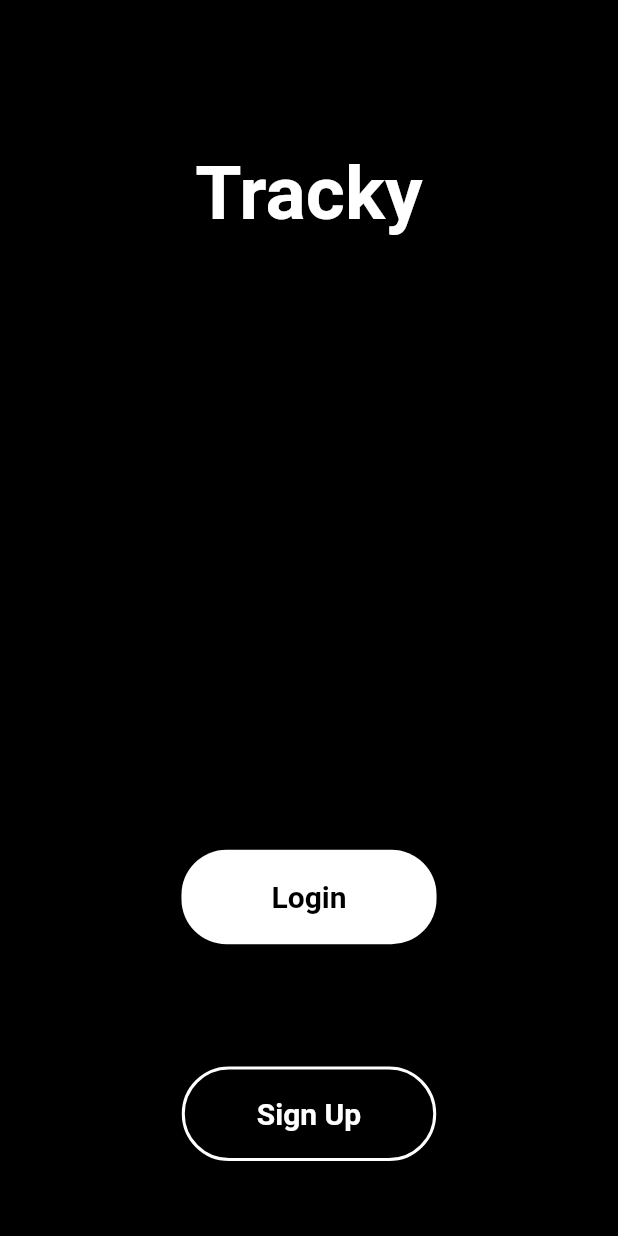
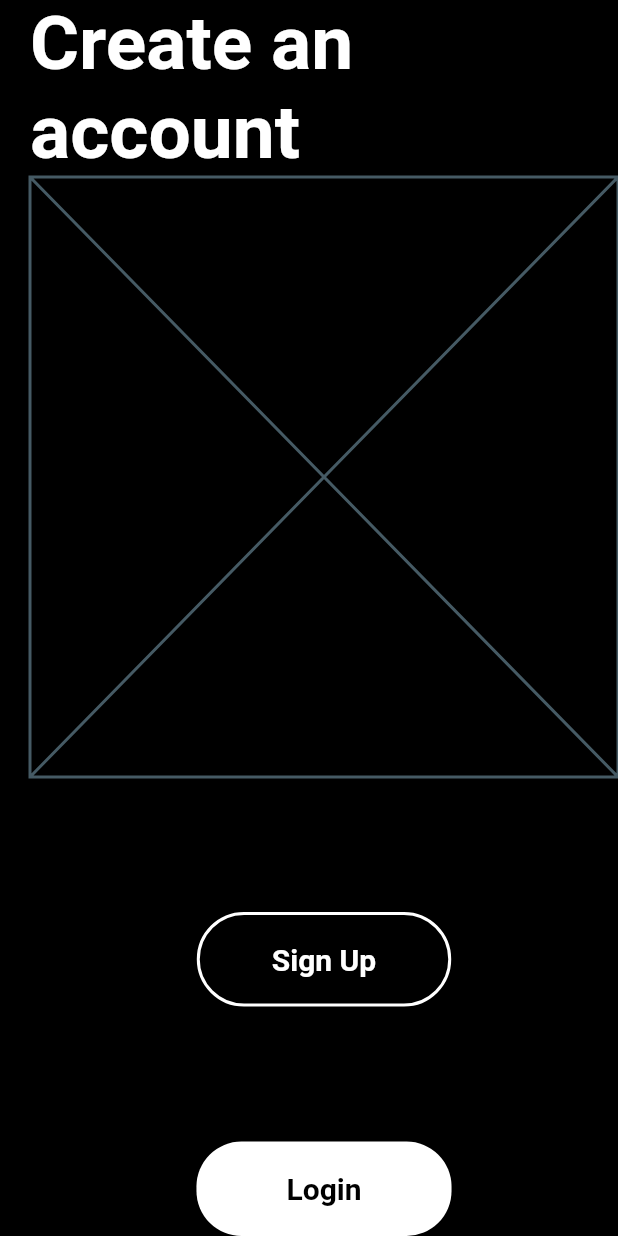
Before and after one commit to llherrera/tracky, a Flutter app: the screen it shows after launch, after a tap on "Sign Up", on a phone screen of 412 x 824 dp. Run offline on Flutter 3.47's test engine with Material 2 defaults, Android fonts, the phone set to English and light mode, and no system bars.

Commit message:
login and register navigation action

```diff
--- a/lib/login/login_button.dart
+++ b/lib/login/login_button.dart
@@ -1,4 +1,5 @@
 import 'package:flutter/material.dart';
+import 'package:tracky/register/register_button.dart';
 
 class LoginButton extends StatelessWidget {
   const LoginButton({super.key});
@@ -26,3 +27,44 @@ class LoginButton extends StatelessWidget {
     return login_button;
   }
 }
+
+class LoginForm extends StatelessWidget {
+  Widget build(BuildContext context) {
+    return Scaffold(
+      backgroundColor: Colors.black,
+      body: Container(
+        margin: EdgeInsets.only(left: 20),
+        child: Column(
+          children: <Widget>[
+            Text('Create an account',
+              style: TextStyle(
+                color: Colors.white,
+                fontSize: 50,
+                fontWeight: FontWeight.bold
+              )
+            ),
+            form(),
+            Spacer(flex: 1),
+            LoginButton(),
+            Spacer(flex: 1),
+            SignupButton(),
+          ]
+        ),
+      )
+    );
+  }
+}
+
+class form extends StatefulWidget {
+  const form({super.key});
+
+  @override
+  State<form> createState() => _formState();
+}
+
+class _formState extends State<form> {
+  @override
+  Widget build(BuildContext context) {
+    return const Placeholder();
+  }
+}
--- a/lib/main.dart
+++ b/lib/main.dart
@@ -3,19 +3,16 @@ import 'login/login_button.dart';
 import 'register/register_button.dart';
 
 void main() {
-  runApp(const MyApp());
+  runApp(MaterialApp(
+    debugShowCheckedModeBanner: false,
+    title: 'Tracky',
+    home: MyApp(),
+  ));
 }
 
 class MyApp extends StatelessWidget {
-  const MyApp({super.key});
-
-  // This widget is the root of your application.
-  @override
   Widget build(BuildContext context) {
-    return MaterialApp(
-      debugShowCheckedModeBanner: false,
-      title: 'Tracky',
-      home: Scaffold(
+    return Scaffold(
       backgroundColor: Colors.black,
       body: Column(
         children: <Widget>[
@@ -42,92 +39,27 @@ class MyApp extends StatelessWidget {
           )
         ],
       )
-      ),
     );
   }
 }
-
 class MyHomePage extends StatefulWidget {
-  const MyHomePage({super.key, required this.title});
-
-  // This widget is the home page of your application. It is stateful, meaning
-  // that it has a State object (defined below) that contains fields that affect
-  // how it looks.
-
-  // This class is the configuration for the state. It holds the values (in this
-  // case the title) provided by the parent (in this case the App widget) and
-  // used by the build method of the State. Fields in a Widget subclass are
-  // always marked "final".
-
-  final String title;
+  const MyHomePage({super.key});
 
   @override
   State<MyHomePage> createState() => _MyHomePageState();
 }
 
 class _MyHomePageState extends State<MyHomePage> {
-  int _counter = 0;
-
-  void _incrementCounter() {
-    setState(() {
-      // This call to setState tells the Flutter framework that something has
-      // changed in this State, which causes it to rerun the build method below
-      // so that the display can reflect the updated values. If we changed
-      // _counter without calling setState(), then the build method would not be
-      // called again, and so nothing would appear to happen.
-      _counter++;
-    });
-  }
 
   @override
   Widget build(BuildContext context) {
-    // This method is rerun every time setState is called, for instance as done
-    // by the _incrementCounter method above.
-    //
-    // The Flutter framework has been optimized to make rerunning build methods
-    // fast, so that you can just rebuild anything that needs updating rather
-    // than having to individually change instances of widgets.
     return Scaffold(
       appBar: AppBar(
-        // Here we take the value from the MyHomePage object that was created by
-        // the App.build method, and use it to set our appbar title.
-        title: Text(widget.title),
+        title: Text(''),
       ),
       body: Center(
-        // Center is a layout widget. It takes a single child and positions it
-        // in the middle of the parent.
-        child: Column(
-          // Column is also a layout widget. It takes a list of children and
-          // arranges them vertically. By default, it sizes itself to fit its
-          // children horizontally, and tries to be as tall as its parent.
-          //
-          // Invoke "debug painting" (press "p" in the console, choose the
-          // "Toggle Debug Paint" action from the Flutter Inspector in Android
-          // Studio, or the "Toggle Debug Paint" command in Visual Studio Code)
-          // to see the wireframe for each widget.
-          //
-          // Column has various properties to control how it sizes itself and
-          // how it positions its children. Here we use mainAxisAlignment to
-          // center the children vertically; the main axis here is the vertical
-          // axis because Columns are vertical (the cross axis would be
-          // horizontal).
-          mainAxisAlignment: MainAxisAlignment.center,
-          children: <Widget>[
-            const Text(
-              'You have pushed the button this many times:',
+        child: Column(),
       ),
-            Text(
-              '$_counter',
-              style: Theme.of(context).textTheme.headlineMedium,
-            ),
-          ],
-        ),
-      ),
-      floatingActionButton: FloatingActionButton(
-        onPressed: _incrementCounter,
-        tooltip: 'Increment',
-        child: const Icon(Icons.add),
-      ), // This trailing comma makes auto-formatting nicer for build methods.
     );
   }
 }
--- a/lib/register/register_button.dart
+++ b/lib/register/register_button.dart
@@ -1,4 +1,5 @@
 import 'package:flutter/material.dart';
+import 'package:tracky/login/login_button.dart';
 
 class SignupButton extends StatelessWidget {
   const SignupButton({super.key});
@@ -6,7 +7,7 @@ class SignupButton extends StatelessWidget {
   @override
   Widget build(BuildContext context) {
     final signup_button = OutlinedButton(
-      onPressed: () {},
+      onPressed: () {Navigator.push(context, MaterialPageRoute(builder: (context) => SignupForm()));},
       child: Text('Sign Up',
         style: TextStyle(
           color: Colors.white,
@@ -27,3 +28,44 @@ class SignupButton extends StatelessWidget {
     return signup_button;
   }
 }
+
+class SignupForm extends StatelessWidget {
+  Widget build(BuildContext context) {
+    return Scaffold(
+      backgroundColor: Colors.black,
+      body: Container(
+        margin: EdgeInsets.only(left: 20),
+        child: Column(
+          children: <Widget>[
+            Text('Create an account',
+              style: TextStyle(
+                color: Colors.white,
+                fontSize: 50,
+                fontWeight: FontWeight.bold
+              )
+            ),
+            form(),
+            Spacer(flex: 1),
+            SignupButton(),
+            Spacer(flex: 1),
+            LoginButton()
+          ]
+        ),
+      )
+    );
+  }
+}
+
+class form extends StatefulWidget {
+  const form({super.key});
+
+  @override
+  State<form> createState() => _formState();
+}
+
+class _formState extends State<form> {
+  @override
+  Widget build(BuildContext context) {
+    return const Placeholder();
+  }
+}
```
Lines whose indentation alone changed are shown as unchanged.
